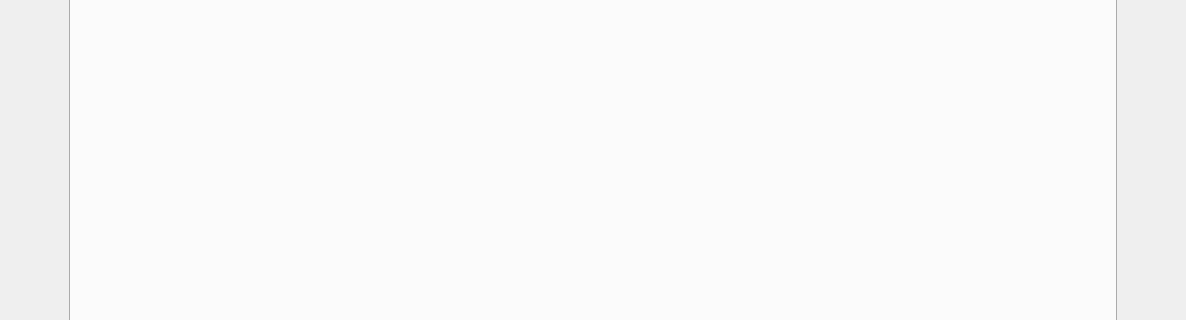
Qt form src/homepage.ui (Ruha24/HotelQt) before a commit; both pictures show x 90 to 1276 and y 299 to 619 of the 1366 by 768 pixel window.
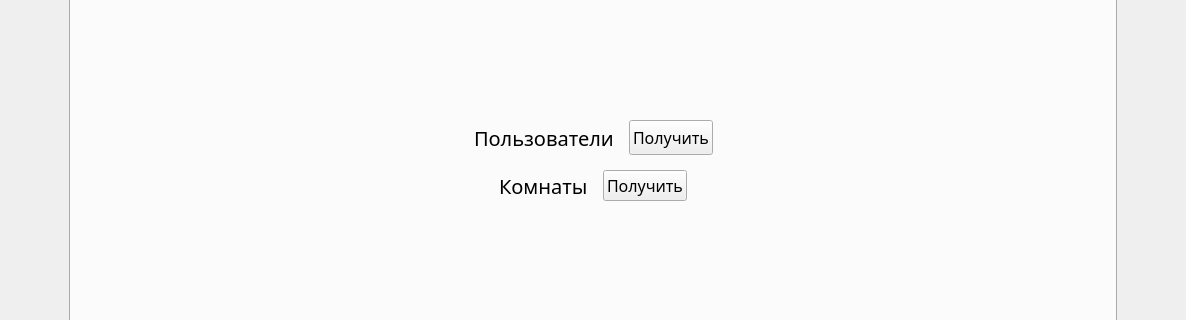
The same form after that commit. Icons and pictures are not drawn.

Commit message: Added receiving lists of users and rooms

Patch:
```diff
--- a/src/homepage.ui
+++ b/src/homepage.ui
@@ -3976,7 +3976,161 @@
                  </attribute>
                  <layout class="QGridLayout" name="gridLayout_17">
                   <item row="0" column="0">
-                   <layout class="QVBoxLayout" name="verticalLayout_25"/>
+                   <layout class="QVBoxLayout" name="verticalLayout_25">
+                    <property name="spacing">
+                     <number>15</number>
+                    </property>
+                    <property name="topMargin">
+                     <number>0</number>
+                    </property>
+                    <property name="bottomMargin">
+                     <number>0</number>
+                    </property>
+                    <item>
+                     <spacer name="verticalSpacer_25">
+                      <property name="orientation">
+                       <enum>Qt::Vertical</enum>
+                      </property>
+                      <property name="sizeHint" stdset="0">
+                       <size>
+                        <width>20</width>
+                        <height>40</height>
+                       </size>
+                      </property>
+                     </spacer>
+                    </item>
+                    <item>
+                     <layout class="QHBoxLayout" name="horizontalLayout_17">
+                      <item>
+                       <spacer name="horizontalSpacer_47">
+                        <property name="orientation">
+                         <enum>Qt::Horizontal</enum>
+                        </property>
+                        <property name="sizeHint" stdset="0">
+                         <size>
+                          <width>40</width>
+                          <height>20</height>
+                         </size>
+                        </property>
+                       </spacer>
+                      </item>
+                      <item>
+                       <widget class="QLabel" name="label_23">
+                        <property name="font">
+                         <font>
+                          <family>Montserrat</family>
+                          <pointsize>15</pointsize>
+                         </font>
+                        </property>
+                        <property name="text">
+                         <string>Пользователи</string>
+                        </property>
+                       </widget>
+                      </item>
+                      <item>
+                       <widget class="QPushButton" name="getUserbtn">
+                        <property name="minimumSize">
+                         <size>
+                          <width>0</width>
+                          <height>35</height>
+                         </size>
+                        </property>
+                        <property name="font">
+                         <font>
+                          <family>Montserrat</family>
+                          <pointsize>12</pointsize>
+                         </font>
+                        </property>
+                        <property name="text">
+                         <string>Получить</string>
+                        </property>
+                       </widget>
+                      </item>
+                      <item>
+                       <spacer name="horizontalSpacer_48">
+                        <property name="orientation">
+                         <enum>Qt::Horizontal</enum>
+                        </property>
+                        <property name="sizeHint" stdset="0">
+                         <size>
+                          <width>40</width>
+                          <height>20</height>
+                         </size>
+                        </property>
+                       </spacer>
+                      </item>
+                     </layout>
+                    </item>
+                    <item>
+                     <layout class="QHBoxLayout" name="horizontalLayout_18">
+                      <item>
+                       <spacer name="horizontalSpacer_49">
+                        <property name="orientation">
+                         <enum>Qt::Horizontal</enum>
+                        </property>
+                        <property name="sizeHint" stdset="0">
+                         <size>
+                          <width>40</width>
+                          <height>20</height>
+                         </size>
+                        </property>
+                       </spacer>
+                      </item>
+                      <item>
+                       <widget class="QLabel" name="label_24">
+                        <property name="font">
+                         <font>
+                          <family>Montserrat</family>
+                          <pointsize>15</pointsize>
+                         </font>
+                        </property>
+                        <property name="text">
+                         <string>Комнаты</string>
+                        </property>
+                       </widget>
+                      </item>
+                      <item>
+                       <widget class="QPushButton" name="getRoombtn">
+                        <property name="font">
+                         <font>
+                          <family>Montserrat</family>
+                          <pointsize>12</pointsize>
+                         </font>
+                        </property>
+                        <property name="text">
+                         <string>Получить</string>
+                        </property>
+                       </widget>
+                      </item>
+                      <item>
+                       <spacer name="horizontalSpacer_50">
+                        <property name="orientation">
+                         <enum>Qt::Horizontal</enum>
+                        </property>
+                        <property name="sizeHint" stdset="0">
+                         <size>
+                          <width>40</width>
+                          <height>20</height>
+                         </size>
+                        </property>
+                       </spacer>
+                      </item>
+                     </layout>
+                    </item>
+                    <item>
+                     <spacer name="verticalSpacer_26">
+                      <property name="orientation">
+                       <enum>Qt::Vertical</enum>
+                      </property>
+                      <property name="sizeHint" stdset="0">
+                       <size>
+                        <width>20</width>
+                        <height>40</height>
+                       </size>
+                      </property>
+                     </spacer>
+                    </item>
+                   </layout>
                   </item>
                  </layout>
                 </widget>
```
The commit also changes 2 other files.
